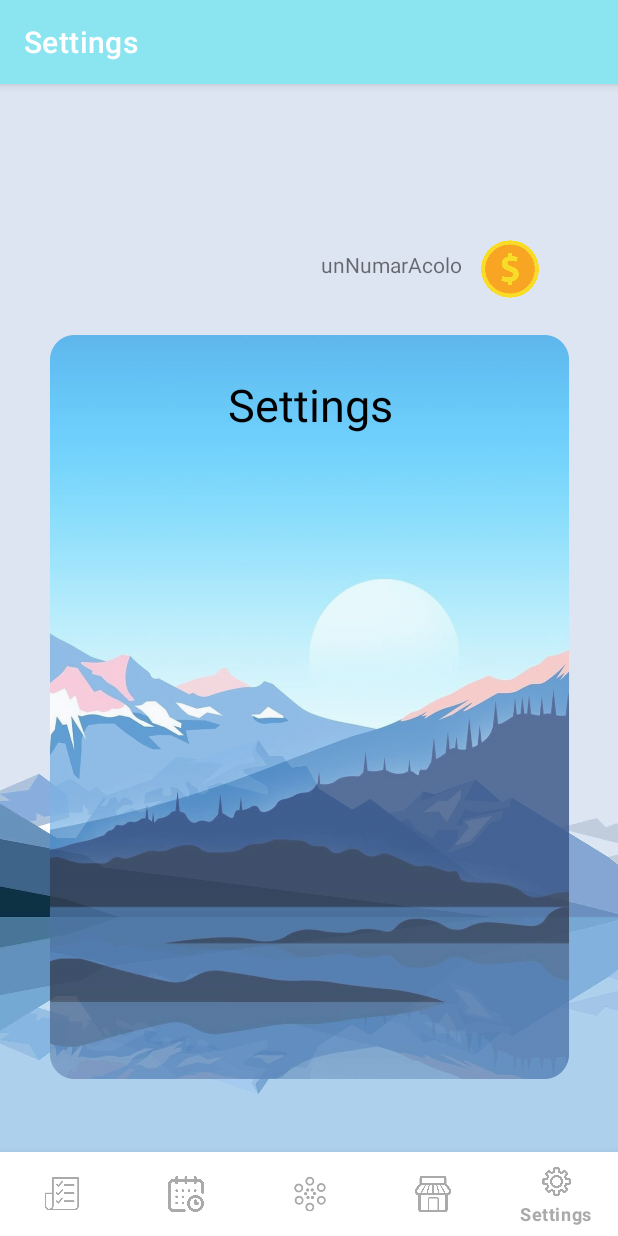
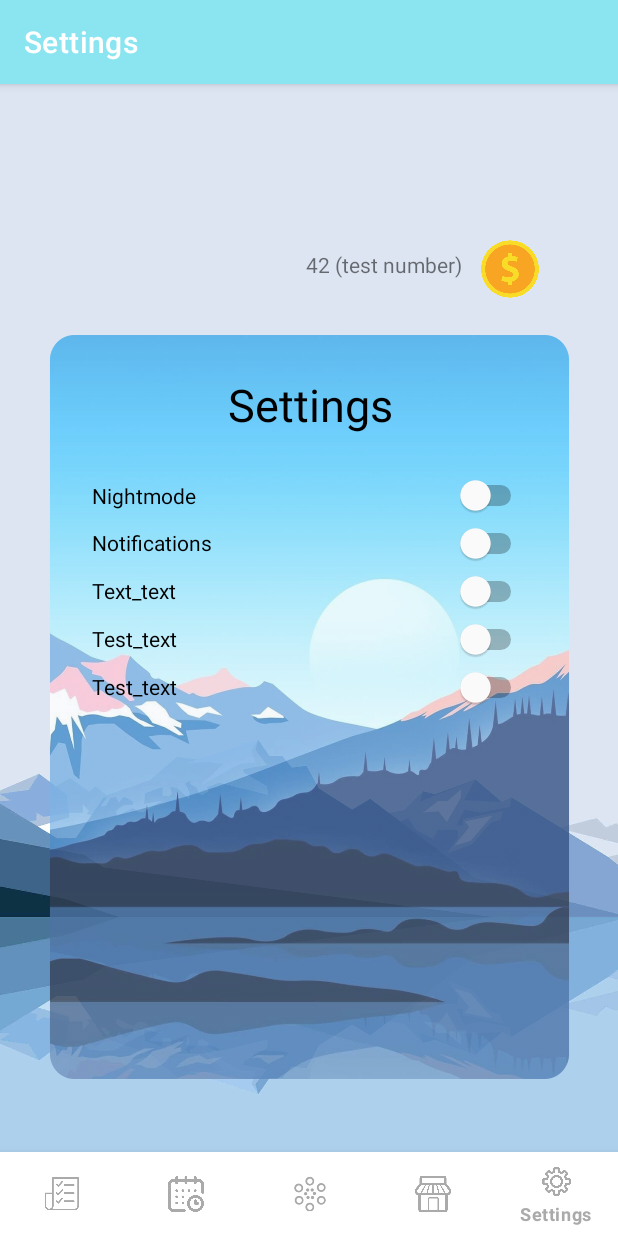
Before and after one commit to Entropy-Crusade/Polihack-V11, an Android app: the SettingsFragment screen opened through its navigation route, on a phone screen of 412 x 824 dp. Run offline under Robolectric (Android 15) with nearby library versions, the phone set to English and light mode, and no system bars; our stand-ins replace navigation-ui.

Commit message:
Final commit, wish us luck :)

```diff
--- a/app/src/main/res/layout/fragment_settings.xml
+++ b/app/src/main/res/layout/fragment_settings.xml
@@ -51,6 +51,99 @@
         app:layout_constraintStart_toStartOf="parent"
         app:layout_constraintTop_toTopOf="parent">
 
+        <androidx.constraintlayout.widget.ConstraintLayout
+            android:layout_width="335dp"
+            android:layout_height="398dp"
+            app:layout_constraintBottom_toBottomOf="parent"
+            app:layout_constraintEnd_toEndOf="parent"
+            app:layout_constraintHorizontal_bias="0.533"
+            app:layout_constraintStart_toStartOf="parent"
+            app:layout_constraintTop_toBottomOf="@+id/text_settings"
+            app:layout_constraintVertical_bias="0.264">
+
+            <Switch
+                android:id="@+id/switch11"
+                android:layout_width="290dp"
+                android:layout_height="32dp"
+                android:backgroundTint="@color/white"
+                android:buttonTint="#7A7A7A"
+                android:foregroundTint="#818181"
+                android:text="Test_text"
+                android:thumbTint="@color/white"
+                app:layout_constraintBottom_toBottomOf="parent"
+                app:layout_constraintEnd_toEndOf="parent"
+                app:layout_constraintHorizontal_bias="0.488"
+                app:layout_constraintStart_toStartOf="parent"
+                app:layout_constraintTop_toBottomOf="@+id/switch5"
+                app:layout_constraintVertical_bias="0.0" />
+
+            <Switch
+                android:id="@+id/switch4"
+                android:layout_width="290dp"
+                android:layout_height="32dp"
+                android:layout_marginBottom="268dp"
+                android:backgroundTint="@color/white"
+                android:buttonTint="#7A7A7A"
+                android:foregroundTint="#818181"
+                android:text="Text_text"
+                android:thumbTint="@color/white"
+                app:layout_constraintBottom_toBottomOf="parent"
+                app:layout_constraintEnd_toEndOf="parent"
+                app:layout_constraintHorizontal_bias="0.488"
+                app:layout_constraintStart_toStartOf="parent"
+                app:layout_constraintTop_toBottomOf="@+id/switch6"
+                app:layout_constraintVertical_bias="0.0" />
+
+            <Switch
+                android:id="@+id/switch5"
+                android:layout_width="290dp"
+                android:layout_height="32dp"
+                android:backgroundTint="@color/white"
+                android:buttonTint="#7A7A7A"
+                android:foregroundTint="#818181"
+                android:text="Test_text"
+                android:thumbTint="@color/white"
+                app:layout_constraintBottom_toBottomOf="parent"
+                app:layout_constraintEnd_toEndOf="parent"
+                app:layout_constraintHorizontal_bias="0.488"
+                app:layout_constraintStart_toStartOf="parent"
+                app:layout_constraintTop_toBottomOf="@+id/switch4"
+                app:layout_constraintVertical_bias="0.0" />
+
+            <Switch
+                android:id="@+id/switch6"
+                android:layout_width="290dp"
+                android:layout_height="32dp"
+                android:backgroundTint="@color/white"
+                android:buttonTint="#7A7A7A"
+                android:foregroundTint="#818181"
+                android:text="Notifications"
+                android:thumbTint="@color/white"
+                app:layout_constraintBottom_toBottomOf="parent"
+                app:layout_constraintEnd_toEndOf="parent"
+                app:layout_constraintHorizontal_bias="0.488"
+                app:layout_constraintStart_toStartOf="parent"
+                app:layout_constraintTop_toBottomOf="@+id/switch2"
+                app:layout_constraintVertical_bias="0.0" />
+
+            <Switch
+                android:id="@+id/switch2"
+                android:layout_width="290dp"
+                android:layout_height="31dp"
+                android:backgroundTint="@color/white"
+                android:buttonTint="#7A7A7A"
+                android:foregroundTint="#818181"
+                android:text="Nightmode"
+                android:thumbTint="@color/white"
+                app:layout_constraintBottom_toBottomOf="parent"
+                app:layout_constraintEnd_toEndOf="parent"
+                app:layout_constraintHorizontal_bias="0.49"
+                app:layout_constraintStart_toStartOf="parent"
+                app:layout_constraintTop_toTopOf="parent"
+                app:layout_constraintVertical_bias="0.043" />
+
+        </androidx.constraintlayout.widget.ConstraintLayout>
+
         <TextView
             android:id="@+id/text_settings"
             android:layout_width="wrap_content"
--- a/app/src/main/res/values/strings.xml
+++ b/app/src/main/res/values/strings.xml
@@ -1,11 +1,11 @@
 <resources>
-    <string name="app_name">Polihack</string>
+    <string name="app_name">MenSana</string>
     <string name="title_daily">Daily</string>
     <string name="title_activities">Activities</string>
     <string name="title_profile">Profile</string>
     <string name="title_shop">Shop</string>
     <string name="title_settings">Settings</string>
-    <string name="baniii">unNumarAcolo</string>
+    <string name="baniii"> 42 (test number)</string>
     <string name="icon_music">Music</string>
     <string name="icon_painting">   Painting</string>
     <string name="icon_dancing">Dancing</string>
```
Also changed, not shown: app/src/main/res/layout/fragment_activities.xml (+3 -5 lines), app/src/main/res/layout/fragment_daily.xml (+18 -25 lines).
